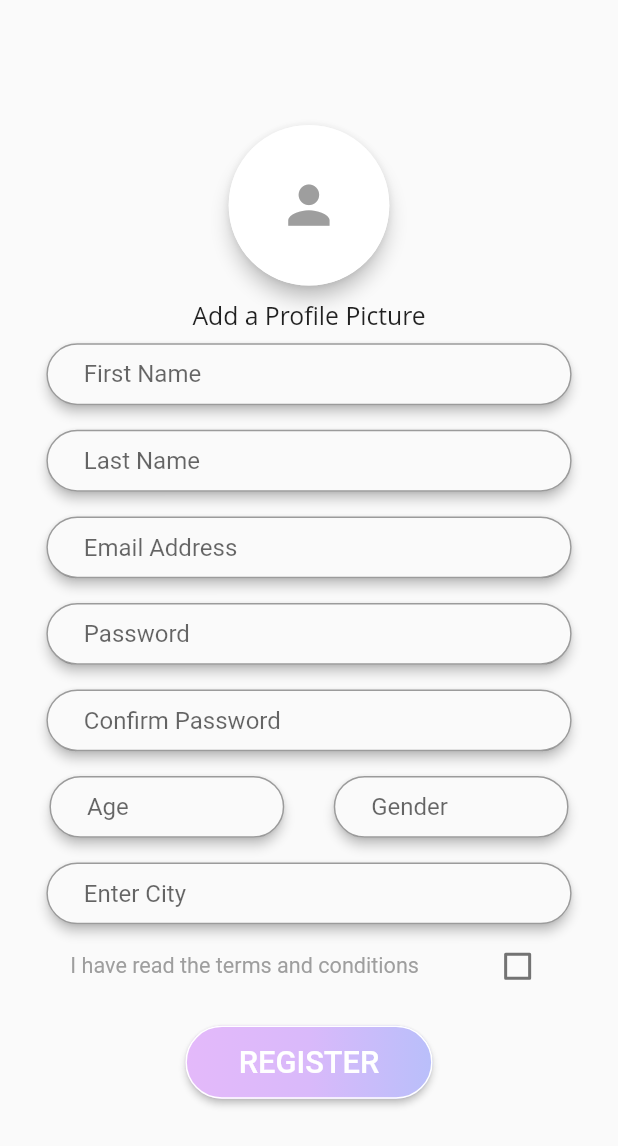
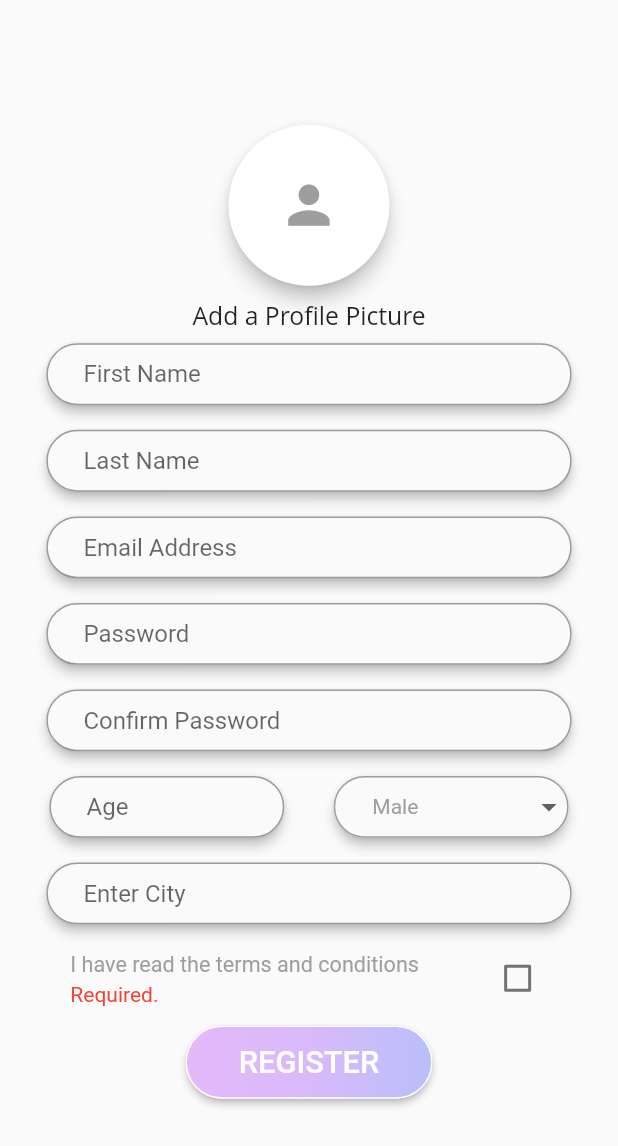
Before and after one commit to orr1nuycruz/StuddyBuddyScreens, a Flutter app: the screen it shows after launch, on a phone screen of 412 x 824 dp. Shown: the top 1146 px of the screen. Run offline on Flutter 3.47's test engine with Material 2 defaults, Android fonts, the phone set to English and light mode, and no system bars; our stand-ins replace cloud_firestore, dropdown_formfield, firebase_auth, hexcolor; accounts and stored records are empty.

Commit message:
switch text to dropdownbutton for gender

```diff
--- a/lib/screens/register.dart
+++ b/lib/screens/register.dart
@@ -68,6 +68,8 @@ class _RegisterState extends State<Register> {
                   fontSize: SizeConfig.blockSizeHorizontal * 4,
                 ),
               ),
+
+              //FORM SECTION
               SizedBox(height: SizeConfig.safeBlockVertical * 1),
               Form(
                 key: _formKey,
@@ -86,8 +88,8 @@ class _RegisterState extends State<Register> {
                             child: TextFormField(
                               keyboardType: TextInputType.text,
                               decoration: new InputDecoration(
-                                  contentPadding:
-                                      const EdgeInsets.fromLTRB(25, 0, 0, 0),
+                                  contentPadding: EdgeInsets.only(
+                                      left: SizeConfig.safeBlockHorizontal * 6),
                                   border: new OutlineInputBorder(
                                     borderSide: BorderSide(color: Colors.white),
                                     borderRadius: const BorderRadius.all(
@@ -120,8 +122,8 @@ class _RegisterState extends State<Register> {
                             child: TextFormField(
                               keyboardType: TextInputType.text,
                               decoration: new InputDecoration(
-                                  contentPadding:
-                                      const EdgeInsets.fromLTRB(25, 0, 0, 0),
+                                  contentPadding: EdgeInsets.only(
+                                      left: SizeConfig.safeBlockHorizontal * 6),
                                   border: new OutlineInputBorder(
                                     borderSide: BorderSide(color: Colors.white),
                                     borderRadius: const BorderRadius.all(
@@ -154,8 +156,8 @@ class _RegisterState extends State<Register> {
                             child: TextFormField(
                               keyboardType: TextInputType.emailAddress,
                               decoration: new InputDecoration(
-                                  contentPadding:
-                                      const EdgeInsets.fromLTRB(25, 0, 0, 0),
+                                  contentPadding: EdgeInsets.only(
+                                      left: SizeConfig.safeBlockHorizontal * 6),
                                   border: new OutlineInputBorder(
                                     borderSide: BorderSide(color: Colors.white),
                                     borderRadius: const BorderRadius.all(
@@ -191,8 +193,8 @@ class _RegisterState extends State<Register> {
                               obscureText: true,
                               keyboardType: TextInputType.visiblePassword,
                               decoration: new InputDecoration(
-                                  contentPadding:
-                                      const EdgeInsets.fromLTRB(25, 0, 0, 0),
+                                  contentPadding: EdgeInsets.only(
+                                      left: SizeConfig.safeBlockHorizontal * 6),
                                   border: new OutlineInputBorder(
                                     borderSide: BorderSide(color: Colors.white),
                                     borderRadius: const BorderRadius.all(
@@ -228,8 +230,8 @@ class _RegisterState extends State<Register> {
                               obscureText: true,
                               keyboardType: TextInputType.visiblePassword,
                               decoration: new InputDecoration(
-                                  contentPadding:
-                                      const EdgeInsets.fromLTRB(25, 0, 0, 0),
+                                  contentPadding: EdgeInsets.only(
+                                      left: SizeConfig.safeBlockHorizontal * 6),
                                   border: new OutlineInputBorder(
                                     borderSide: BorderSide(color: Colors.white),
                                     borderRadius: const BorderRadius.all(
@@ -267,8 +269,9 @@ class _RegisterState extends State<Register> {
                                 child: TextFormField(
                                   keyboardType: TextInputType.number,
                                   decoration: new InputDecoration(
-                                      contentPadding: const EdgeInsets.fromLTRB(
-                                          25, 0, 0, 0),
+                                      contentPadding: EdgeInsets.only(
+                                          left: SizeConfig.safeBlockHorizontal *
+                                              6),
                                       border: new OutlineInputBorder(
                                         borderSide:
                                             BorderSide(color: Colors.white),
@@ -298,30 +301,63 @@ class _RegisterState extends State<Register> {
                               child: Container(
                                 height: SizeConfig.blockSizeVertical * 5,
                                 width: SizeConfig.blockSizeHorizontal * 38,
-                                child: TextFormField(
-                                  keyboardType: TextInputType.text,
-                                  decoration: new InputDecoration(
-                                      contentPadding: const EdgeInsets.fromLTRB(
-                                          25, 0, 0, 0),
-                                      border: new OutlineInputBorder(
-                                        borderSide:
-                                            BorderSide(color: Colors.white),
+                                decoration: BoxDecoration(
+                                  border: Border.all(color: Colors.grey),
                                   borderRadius: const BorderRadius.all(
                                     const Radius.circular(30.0),
                                   ),
                                 ),
-                                      hintText: "Gender"),
-                                  validator: (String value) {
-                                    if (value.isEmpty) {
-                                      return "Cannot be empty";
-                                    } else {
+                                child: Padding(
+                                  padding: EdgeInsets.only(
+                                      left: SizeConfig.safeBlockHorizontal * 6),
+                                  child: DropdownButton(
+                                      underline: SizedBox(),
+                                      isExpanded: true,
+                                      value: gender,
+                                      hint: Text(gender),
+                                      style: TextStyle(color: Colors.grey),
+                                      items: [
+                                        DropdownMenuItem(
+                                            child: Text("Male"), value: "Male"),
+                                        DropdownMenuItem(
+                                            child: Text("Female"),
+                                            value: "Female"),
+                                        DropdownMenuItem(
+                                            child: Text("Other"),
+                                            value: "Other"),
+                                      ],
+                                      onChanged: (String value) {
                                         setState(() {
-                                        User.gender = value;
+                                          gender = value;
+                                          User.gender = gender;
                                         });
-                                      return null;
-                                    }
-                                  },
+                                      }),
                                 ),
+
+                                // child: TextFormField(
+                                //   keyboardType: TextInputType.text,
+                                //   decoration: new InputDecoration(
+                                //       contentPadding: const EdgeInsets.fromLTRB(
+                                //           25, 0, 0, 0),
+                                //       border: new OutlineInputBorder(
+                                //         borderSide:
+                                //             BorderSide(color: Colors.white),
+                                //         borderRadius: const BorderRadius.all(
+                                //           const Radius.circular(30.0),
+                                //         ),
+                                //       ),
+                                //       hintText: "Gender"),
+                                //   validator: (String value) {
+                                //     if (value.isEmpty) {
+                                //       return "Cannot be empty";
+                                //     } else {
+                                //       setState(() {
+                                //         User.gender = value;
+                                //       });
+                                //       return null;
+                                //     }
+                                //   },
+                                // ),
                               ),
                             ),
                           ],
@@ -338,8 +374,8 @@ class _RegisterState extends State<Register> {
                             child: TextFormField(
                               keyboardType: TextInputType.text,
                               decoration: new InputDecoration(
-                                  contentPadding:
-                                      const EdgeInsets.fromLTRB(25, 0, 0, 0),
+                                  contentPadding: EdgeInsets.only(
+                                      left: SizeConfig.safeBlockHorizontal * 6),
                                   border: new OutlineInputBorder(
                                     borderSide: BorderSide(color: Colors.white),
                                     borderRadius: const BorderRadius.all(
@@ -371,6 +407,12 @@ class _RegisterState extends State<Register> {
                                       SizeConfig.safeBlockHorizontal * 3.5,
                                 )),
                             value: _isChecked,
+                            subtitle: !_isChecked
+                                ? Text(
+                                    'Required.',
+                                    style: TextStyle(color: Colors.red),
+                                  )
+                                : null,
                             onChanged: (val) {
                               setState(() {
                                 _isChecked = val;
@@ -410,7 +452,14 @@ class _RegisterState extends State<Register> {
                           onPressed: () {
                             if (this._formKey.currentState.validate() &&
                                 _isChecked) {
-                              print("everything is working");
+                              print("everything is working " +
+                                  "\n ${User.firstName}"
+                                      "\n ${User.lastName}"
+                                      "\n ${User.password}"
+                                      "\n ${User.email}"
+                                      "\n ${User.age}"
+                                      "\n ${User.gender}"
+                                      "\n ${User.city}");
                             } else {
                               print(
                                   "MAke sure to check the terms and conditions");
```
Lines whose indentation alone changed are shown as unchanged.
